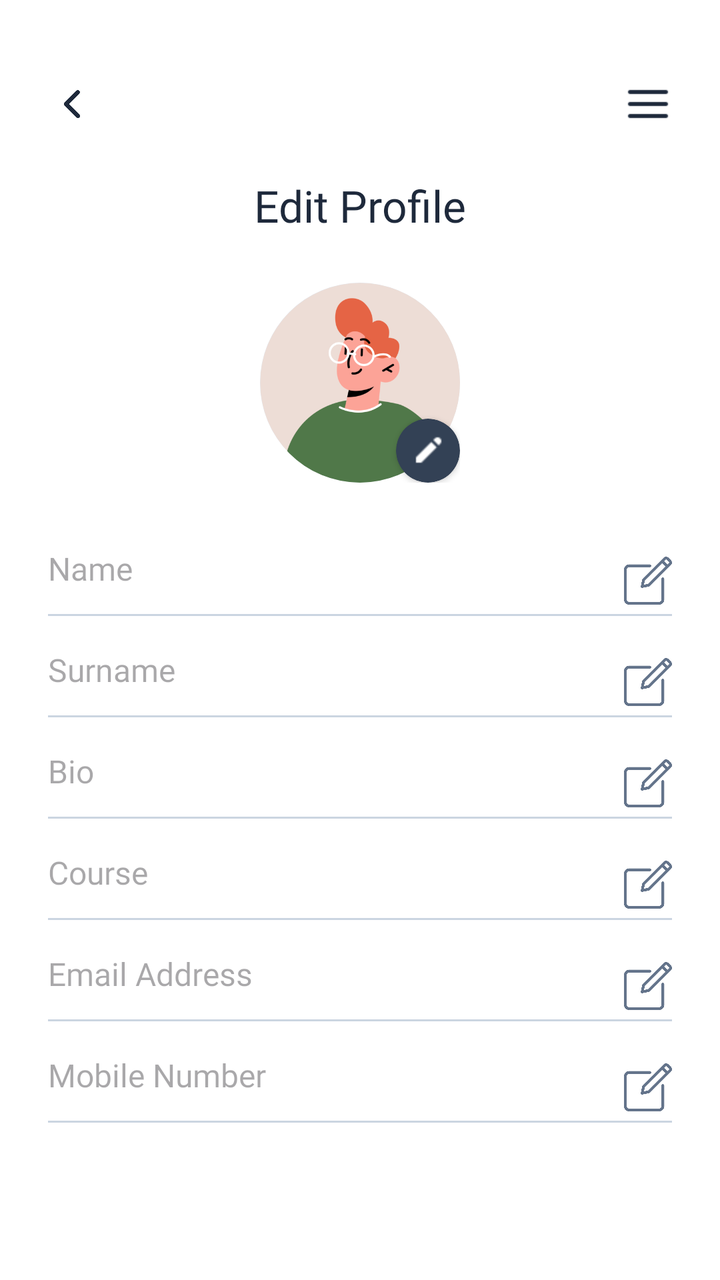
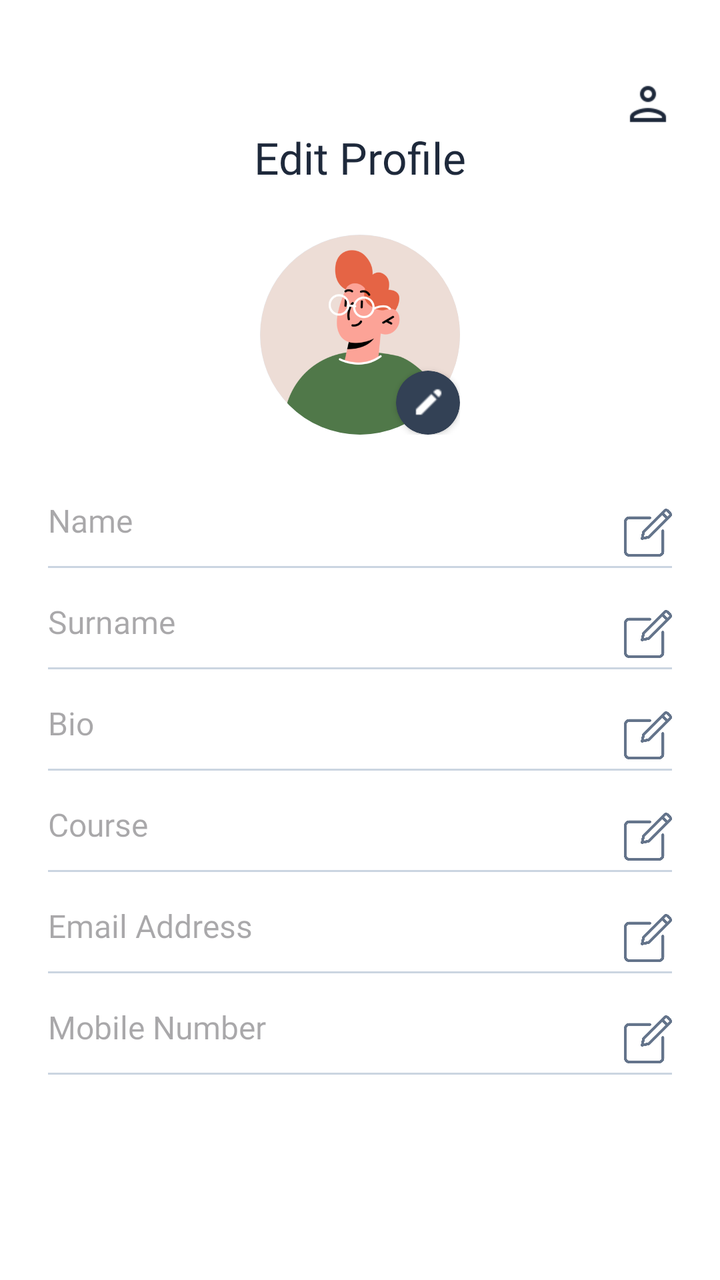

Screens rendered from an Android XML layout before and after an edit, with the pre-edit source and the edit as a unified diff.
<!-- AndroidManifest.xml: application theme Theme.StudyShare -->
<!-- res/layout/activity_edit_profile.xml -->
<?xml version="1.0" encoding="utf-8"?>
<androidx.constraintlayout.widget.ConstraintLayout xmlns:android="http://schemas.android.com/apk/res/android"
    xmlns:app="http://schemas.android.com/apk/res-auto"
    xmlns:tools="http://schemas.android.com/tools"
    android:layout_width="match_parent"
    android:layout_height="match_parent"
    android:background="#FFFFFF"
    android:padding="24dp">

    <ImageView
        android:id="@+id/backBtn"
        android:layout_width="24dp"
        android:layout_height="24dp"
        android:layout_marginTop="16dp"
        android:background="?attr/selectableItemBackgroundBorderless"
        android:clickable="true"
        app:layout_constraintStart_toStartOf="parent"
        app:layout_constraintTop_toTopOf="parent"
        app:srcCompat="@drawable/arrow_left"
        app:tint="#1E293B" />

    <ImageView
        android:id="@+id/menuBtn"
        android:layout_width="24dp"
        android:layout_height="24dp"
        android:layout_marginTop="16dp"
        app:layout_constraintEnd_toEndOf="parent"
        app:layout_constraintTop_toTopOf="parent"
        app:srcCompat="@drawable/menu"
        app:tint="#1E293B" />

    <TextView
        android:id="@+id/editProfileTitle"
        android:layout_width="wrap_content"
        android:layout_height="wrap_content"
        android:layout_marginTop="24dp"
        android:fontFamily="@font/roboto_bold"
        android:text="Edit Profile"
        android:textColor="#1E293B"
        android:textSize="22sp"
        app:layout_constraintEnd_toEndOf="parent"
        app:layout_constraintStart_toStartOf="parent"
        app:layout_constraintTop_toBottomOf="@+id/backBtn" />

    <androidx.constraintlayout.widget.ConstraintLayout
        android:id="@+id/profilePicContainer"
        android:layout_width="wrap_content"
        android:layout_height="wrap_content"
        android:layout_marginTop="24dp"
        app:layout_constraintEnd_toEndOf="parent"
        app:layout_constraintStart_toStartOf="parent"
        app:layout_constraintTop_toBottomOf="@+id/editProfileTitle">

        <androidx.cardview.widget.CardView
            android:layout_width="100dp"
            android:layout_height="100dp"
            app:cardCornerRadius="50dp"
            app:cardElevation="0dp"
            app:layout_constraintBottom_toBottomOf="parent"
            app:layout_constraintEnd_toEndOf="parent"
            app:layout_constraintStart_toStartOf="parent"
            app:layout_constraintTop_toTopOf="parent">

            <ImageView
                android:id="@+id/profileImage"
                android:layout_width="match_parent"
                android:layout_height="match_parent"
                android:background="#E2E8F0"
                android:scaleType="centerCrop"
                app:srcCompat="@drawable/avatar" />
        </androidx.cardview.widget.CardView>

        <androidx.cardview.widget.CardView
            android:layout_width="32dp"
            android:layout_height="32dp"
            app:cardBackgroundColor="#334155"
            app:cardCornerRadius="16dp"
            app:cardElevation="2dp"
            app:layout_constraintBottom_toBottomOf="parent"
            app:layout_constraintEnd_toEndOf="parent">

            <ImageView
                android:layout_width="16dp"
                android:layout_height="16dp"
                android:layout_gravity="center"
                app:srcCompat="@drawable/pencil"
                app:tint="#FFFFFF" />
        </androidx.cardview.widget.CardView>
    </androidx.constraintlayout.widget.ConstraintLayout>

    <LinearLayout
        android:layout_width="match_parent"
        android:layout_height="wrap_content"
        android:layout_marginTop="32dp"
        android:orientation="vertical"
        app:layout_constraintTop_toBottomOf="@+id/profilePicContainer">

        <androidx.constraintlayout.widget.ConstraintLayout
            android:layout_width="match_parent"
            android:layout_height="wrap_content"
            android:layout_marginBottom="16dp">

            <EditText
                android:id="@+id/nameEt"
                android:layout_width="0dp"
                android:layout_height="wrap_content"
                android:background="@null"
                android:fontFamily="@font/roboto"
                android:hint="Name"
                android:inputType="textPersonName"
                android:paddingBottom="12dp"
                android:textColor="#334155"
                android:textSize="16sp"
                app:layout_constraintBottom_toTopOf="@+id/nameDivider"
                app:layout_constraintEnd_toStartOf="@+id/editNameBtn"
                app:layout_constraintStart_toStartOf="parent"
                app:layout_constraintTop_toTopOf="parent" />

            <ImageView
                android:id="@+id/editNameBtn"
                android:layout_width="24dp"
                android:layout_height="24dp"
                android:background="?attr/selectableItemBackgroundBorderless"
                android:clickable="true"
                android:focusable="true"
                app:layout_constraintBottom_toBottomOf="@+id/nameEt"
                app:layout_constraintEnd_toEndOf="parent"
                app:layout_constraintTop_toTopOf="@+id/nameEt"
                app:srcCompat="@drawable/editing"
                app:tint="#64748B" />

            <View
                android:id="@+id/nameDivider"
                android:layout_width="match_parent"
                android:layout_height="1dp"
                android:background="#CBD5E1"
                app:layout_constraintBottom_toBottomOf="parent" />
        </androidx.constraintlayout.widget.ConstraintLayout>

        <androidx.constraintlayout.widget.ConstraintLayout
            android:layout_width="match_parent"
            android:layout_height="wrap_content"
            android:layout_marginBottom="16dp">

            <EditText
                android:id="@+id/surnameEt"
                android:layout_width="0dp"
                android:layout_height="wrap_content"
                android:background="@null"
                android:fontFamily="@font/roboto"
                android:hint="Surname"
                android:inputType="textPersonName"
                android:paddingBottom="12dp"
                android:textColor="#334155"
                android:textSize="16sp"
                app:layout_constraintBottom_toTopOf="@+id/surnameDivider"
                app:layout_constraintEnd_toStartOf="@+id/editSurnameBtn"
                app:layout_constraintStart_toStartOf="parent"
                app:layout_constraintTop_toTopOf="parent" />

            <ImageView
                android:id="@+id/editSurnameBtn"
                android:layout_width="24dp"
                android:layout_height="24dp"
                android:background="?attr/selectableItemBackgroundBorderless"
                android:clickable="true"
                android:focusable="true"
                app:layout_constraintBottom_toBottomOf="@+id/surnameEt"
                app:layout_constraintEnd_toEndOf="parent"
                app:layout_constraintTop_toTopOf="@+id/surnameEt"
                app:srcCompat="@drawable/editing"
                app:tint="#64748B" />

            <View
                android:id="@+id/surnameDivider"
                android:layout_width="match_parent"
                android:layout_height="1dp"
                android:background="#CBD5E1"
                app:layout_constraintBottom_toBottomOf="parent" />
        </androidx.constraintlayout.widget.ConstraintLayout>

        <androidx.constraintlayout.widget.ConstraintLayout
            android:layout_width="match_parent"
            android:layout_height="wrap_content"
            android:layout_marginBottom="16dp">

            <EditText
                android:id="@+id/bioEt"
                android:layout_width="0dp"
                android:layout_height="wrap_content"
                android:background="@null"
                android:fontFamily="@font/roboto"
                android:hint="Bio"
                android:inputType="textShortMessage"
                android:paddingBottom="12dp"
                android:textColor="#334155"
                android:textSize="16sp"
                app:layout_constraintBottom_toTopOf="@+id/bioDivider"
                app:layout_constraintEnd_toStartOf="@+id/editBioBtn"
                app:layout_constraintStart_toStartOf="parent"
                app:layout_constraintTop_toTopOf="parent" />

            <ImageView
                android:id="@+id/editBioBtn"
                android:layout_width="24dp"
                android:layout_height="24dp"
                android:background="?attr/selectableItemBackgroundBorderless"
                android:clickable="true"
                android:focusable="true"
                app:layout_constraintBottom_toBottomOf="@+id/bioEt"
                app:layout_constraintEnd_toEndOf="parent"
                app:layout_constraintTop_toTopOf="@+id/bioEt"
                app:srcCompat="@drawable/editing"
                app:tint="#64748B" />

            <View
                android:id="@+id/bioDivider"
                android:layout_width="match_parent"
                android:layout_height="1dp"
                android:background="#CBD5E1"
                app:layout_constraintBottom_toBottomOf="parent" />
        </androidx.constraintlayout.widget.ConstraintLayout>

        <androidx.constraintlayout.widget.ConstraintLayout
            android:layout_width="match_parent"
            android:layout_height="wrap_content"
            android:layout_marginBottom="16dp">

            <EditText
                android:id="@+id/courseEt"
                android:layout_width="0dp"
                android:layout_height="wrap_content"
                android:background="@null"
                android:fontFamily="@font/roboto"
                android:hint="Course"
                android:inputType="text"
                android:paddingBottom="12dp"
                android:textColor="#334155"
                android:textSize="16sp"
                app:layout_constraintBottom_toTopOf="@+id/courseDivider"
                app:layout_constraintEnd_toStartOf="@+id/editCourseBtn"
                app:layout_constraintStart_toStartOf="parent"
                app:layout_constraintTop_toTopOf="parent" />

            <ImageView
                android:id="@+id/editCourseBtn"
                android:layout_width="24dp"
                android:layout_height="24dp"
                android:background="?attr/selectableItemBackgroundBorderless"
                android:clickable="true"
                android:focusable="true"
                app:layout_constraintBottom_toBottomOf="@+id/courseEt"
                app:layout_constraintEnd_toEndOf="parent"
                app:layout_constraintTop_toTopOf="@+id/courseEt"
                app:srcCompat="@drawable/editing"
                app:tint="#64748B" />

            <View
                android:id="@+id/courseDivider"
                android:layout_width="match_parent"
                android:layout_height="1dp"
                android:background="#CBD5E1"
                app:layout_constraintBottom_toBottomOf="parent" />
        </androidx.constraintlayout.widget.ConstraintLayout>

        <androidx.constraintlayout.widget.ConstraintLayout
            android:layout_width="match_parent"
            android:layout_height="wrap_content"
            android:layout_marginBottom="16dp">

            <EditText
                android:id="@+id/emailEt"
                android:layout_width="0dp"
                android:layout_height="wrap_content"
                android:background="@null"
                android:fontFamily="@font/roboto"
                android:hint="Email Address"
                android:inputType="textEmailAddress"
                android:paddingBottom="12dp"
                android:textColor="#334155"
                android:textSize="16sp"
                app:layout_constraintBottom_toTopOf="@+id/emailDivider"
                app:layout_constraintEnd_toStartOf="@+id/editEmailBtn"
                app:layout_constraintStart_toStartOf="parent"
                app:layout_constraintTop_toTopOf="parent" />

            <ImageView
                android:id="@+id/editEmailBtn"
                android:layout_width="24dp"
                android:layout_height="24dp"
                android:background="?attr/selectableItemBackgroundBorderless"
                android:clickable="true"
                android:focusable="true"
                app:layout_constraintBottom_toBottomOf="@+id/emailEt"
                app:layout_constraintEnd_toEndOf="parent"
                app:layout_constraintTop_toTopOf="@+id/emailEt"
                app:srcCompat="@drawable/editing"
                app:tint="#64748B" />

            <View
                android:id="@+id/emailDivider"
                android:layout_width="match_parent"
                android:layout_height="1dp"
                android:background="#CBD5E1"
                app:layout_constraintBottom_toBottomOf="parent" />
        </androidx.constraintlayout.widget.ConstraintLayout>

        <androidx.constraintlayout.widget.ConstraintLayout
            android:layout_width="match_parent"
            android:layout_height="wrap_content">

            <EditText
                android:id="@+id/mobileEt"
                android:layout_width="0dp"
                android:layout_height="wrap_content"
                android:background="@null"
                android:fontFamily="@font/roboto"
                android:hint="Mobile Number"
                android:inputType="phone"
                android:paddingBottom="12dp"
                android:textColor="#334155"
                android:textSize="16sp"
                app:layout_constraintBottom_toTopOf="@+id/mobileDivider"
                app:layout_constraintEnd_toStartOf="@+id/editMobileBtn"
                app:layout_constraintStart_toStartOf="parent"
                app:layout_constraintTop_toTopOf="parent" />

            <ImageView
                android:id="@+id/editMobileBtn"
                android:layout_width="24dp"
                android:layout_height="24dp"
                android:background="?attr/selectableItemBackgroundBorderless"
                android:clickable="true"
                android:focusable="true"
                app:layout_constraintBottom_toBottomOf="@+id/mobileEt"
                app:layout_constraintEnd_toEndOf="parent"
                app:layout_constraintTop_toTopOf="@+id/mobileEt"
                app:srcCompat="@drawable/editing"
                app:tint="#64748B" />

            <View
                android:id="@+id/mobileDivider"
                android:layout_width="match_parent"
                android:layout_height="1dp"
                android:background="#CBD5E1"
                app:layout_constraintBottom_toBottomOf="parent" />
        </androidx.constraintlayout.widget.ConstraintLayout>

    </LinearLayout>

</androidx.constraintlayout.widget.ConstraintLayout>
<!-- resources referenced by this layout -->
<resources>
  <!-- drawable arrow_left: png bitmap (drawable, 2943 bytes) -->
  <!-- drawable avatar: png bitmap (drawable, 42064 bytes) -->
  <!-- drawable editing: png bitmap (drawable, 7896 bytes) -->
  <!-- drawable menu: png bitmap (drawable, 178 bytes) -->
  <!-- drawable pencil: png bitmap (drawable, 183 bytes) -->
  <style name="Theme.StudyShare" parent="Base.Theme.StudyShare" />
  <style name="Base.Theme.StudyShare" parent="Theme.Material3.DayNight.NoActionBar">
          
          
      </style>
</resources>

<!-- the commit's change to res/layout/activity_edit_profile.xml (unified diff, before → after) -->
@@ -8,39 +8,27 @@
     android:padding="24dp">
 
     <ImageView
-        android:id="@+id/backBtn"
-        android:layout_width="24dp"
-        android:layout_height="24dp"
-        android:layout_marginTop="16dp"
-        android:background="?attr/selectableItemBackgroundBorderless"
-        android:clickable="true"
-        app:layout_constraintStart_toStartOf="parent"
-        app:layout_constraintTop_toTopOf="parent"
-        app:srcCompat="@drawable/arrow_left"
-        app:tint="#1E293B" />
-
-    <ImageView
         android:id="@+id/menuBtn"
         android:layout_width="24dp"
         android:layout_height="24dp"
         android:layout_marginTop="16dp"
         app:layout_constraintEnd_toEndOf="parent"
         app:layout_constraintTop_toTopOf="parent"
-        app:srcCompat="@drawable/menu"
+        app:srcCompat="@drawable/person"
         app:tint="#1E293B" />
 
     <TextView
         android:id="@+id/editProfileTitle"
         android:layout_width="wrap_content"
         android:layout_height="wrap_content"
-        android:layout_marginTop="24dp"
+        android:layout_marginTop="40dp"
         android:fontFamily="@font/roboto_bold"
         android:text="Edit Profile"
         android:textColor="#1E293B"
         android:textSize="22sp"
         app:layout_constraintEnd_toEndOf="parent"
         app:layout_constraintStart_toStartOf="parent"
-        app:layout_constraintTop_toBottomOf="@+id/backBtn" />
+        app:layout_constraintTop_toTopOf="parent" />
 
     <androidx.constraintlayout.widget.ConstraintLayout
         android:id="@+id/profilePicContainer"
<!-- resource entries referenced after the edit -->
@@ -1,10 +1,9 @@
 <!-- resources referenced by this layout -->
 <resources>
-  <!-- drawable arrow_left: png bitmap (drawable, 2943 bytes) -->
   <!-- drawable avatar: png bitmap (drawable, 42064 bytes) -->
   <!-- drawable editing: png bitmap (drawable, 7896 bytes) -->
-  <!-- drawable menu: png bitmap (drawable, 178 bytes) -->
   <!-- drawable pencil: png bitmap (drawable, 183 bytes) -->
+  <!-- drawable person: png bitmap (drawable, 550 bytes) -->
   <style name="Theme.StudyShare" parent="Base.Theme.StudyShare" />
   <style name="Base.Theme.StudyShare" parent="Theme.Material3.DayNight.NoActionBar">
           
